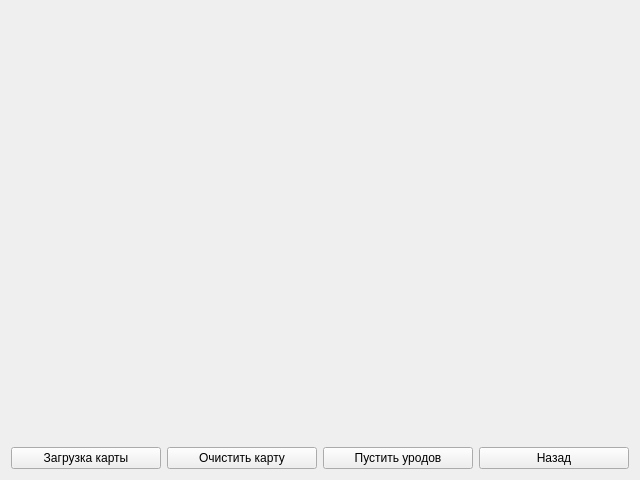
BetmanSmall/TowerDefence, file gamewidget.ui: the form before one commit.
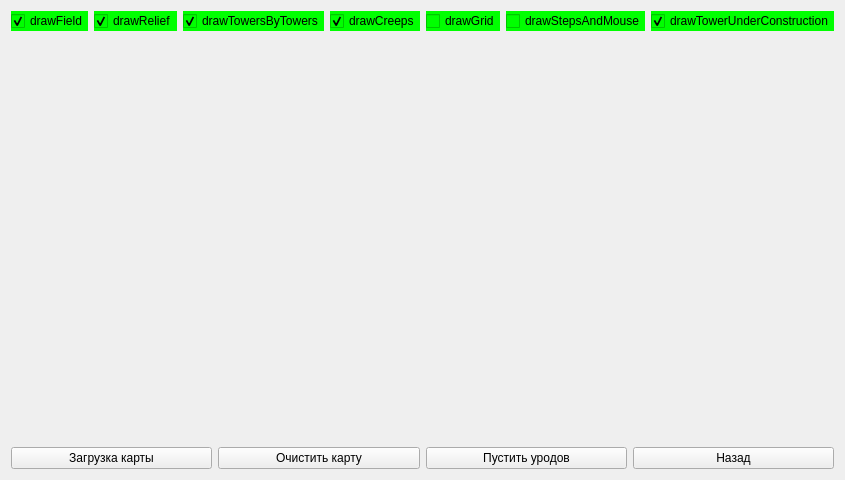
The form after the commit.

Commit message: Add sound and developments check boxs.

```diff
--- a/gamewidget.ui
+++ b/gamewidget.ui
@@ -6,7 +6,7 @@
    <rect>
     <x>0</x>
     <y>0</y>
-    <width>640</width>
+    <width>766</width>
     <height>480</height>
    </rect>
   </property>
@@ -14,6 +14,95 @@
    <string>GameWidget</string>
   </property>
   <layout class="QVBoxLayout" name="verticalLayout">
+   <item>
+    <layout class="QHBoxLayout" name="horizontalLayout_2">
+     <item>
+      <widget class="QCheckBox" name="drawField_checkBox">
+       <property name="styleSheet">
+        <string notr="true">background-color: rgb(0, 255, 0);</string>
+       </property>
+       <property name="text">
+        <string>drawField</string>
+       </property>
+       <property name="checked">
+        <bool>true</bool>
+       </property>
+      </widget>
+     </item>
+     <item>
+      <widget class="QCheckBox" name="drawRelief_checkBox">
+       <property name="styleSheet">
+        <string notr="true">background-color: rgb(0, 255, 0);</string>
+       </property>
+       <property name="text">
+        <string>drawRelief</string>
+       </property>
+       <property name="checked">
+        <bool>true</bool>
+       </property>
+      </widget>
+     </item>
+     <item>
+      <widget class="QCheckBox" name="drawTowersByTowers_checkBox">
+       <property name="styleSheet">
+        <string notr="true">background-color: rgb(0, 255, 0);</string>
+       </property>
+       <property name="text">
+        <string>drawTowersByTowers</string>
+       </property>
+       <property name="checked">
+        <bool>true</bool>
+       </property>
+      </widget>
+     </item>
+     <item>
+      <widget class="QCheckBox" name="drawCreeps_checkBox">
+       <property name="styleSheet">
+        <string notr="true">background-color: rgb(0, 255, 0);</string>
+       </property>
+       <property name="text">
+        <string>drawCreeps</string>
+       </property>
+       <property name="checked">
+        <bool>true</bool>
+       </property>
+      </widget>
+     </item>
+     <item>
+      <widget class="QCheckBox" name="drawGrid_checkBox">
+       <property name="styleSheet">
+        <string notr="true">background-color: rgb(0, 255, 0);</string>
+       </property>
+       <property name="text">
+        <string>drawGrid</string>
+       </property>
+      </widget>
+     </item>
+     <item>
+      <widget class="QCheckBox" name="drawStepsAndMouse_checkBox">
+       <property name="styleSheet">
+        <string notr="true">background-color: rgb(0, 255, 0);</string>
+       </property>
+       <property name="text">
+        <string>drawStepsAndMouse</string>
+       </property>
+      </widget>
+     </item>
+     <item>
+      <widget class="QCheckBox" name="drawTowerUnderConstruction_checkBox">
+       <property name="styleSheet">
+        <string notr="true">background-color: rgb(0, 255, 0);</string>
+       </property>
+       <property name="text">
+        <string>drawTowerUnderConstruction</string>
+       </property>
+       <property name="checked">
+        <bool>true</bool>
+       </property>
+      </widget>
+     </item>
+    </layout>
+   </item>
    <item>
     <spacer name="verticalSpacer">
      <property name="orientation">
```
The commit also changes 6 other files.
